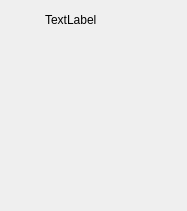
goszpeti/conan_explorer, file src/conan_app_launcher/ui/fluent_window/side_menu.ui: the form before one commit.
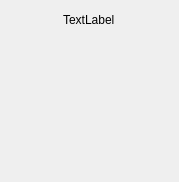
The form after the commit.

Patch:
```diff
--- a/src/conan_app_launcher/ui/fluent_window/side_menu.ui
+++ b/src/conan_app_launcher/ui/fluent_window/side_menu.ui
@@ -6,8 +6,8 @@
    <rect>
     <x>0</x>
     <y>0</y>
-    <width>187</width>
-    <height>211</height>
+    <width>179</width>
+    <height>182</height>
    </rect>
   </property>
   <property name="sizePolicy">
@@ -57,7 +57,7 @@
        <number>0</number>
       </property>
       <property name="bottomMargin">
-       <number>4</number>
+       <number>8</number>
       </property>
       <item>
        <widget class="QPushButton" name="side_menu_title_button">
@@ -75,8 +75,8 @@
         </property>
         <property name="maximumSize">
          <size>
-          <width>32</width>
-          <height>32</height>
+          <width>50</width>
+          <height>50</height>
          </size>
         </property>
         <property name="text">
@@ -107,7 +107,7 @@
      </property>
      <layout class="QVBoxLayout" name="content_frame_layout">
       <property name="spacing">
-       <number>0</number>
+       <number>4</number>
       </property>
       <property name="leftMargin">
        <number>0</number>
```
